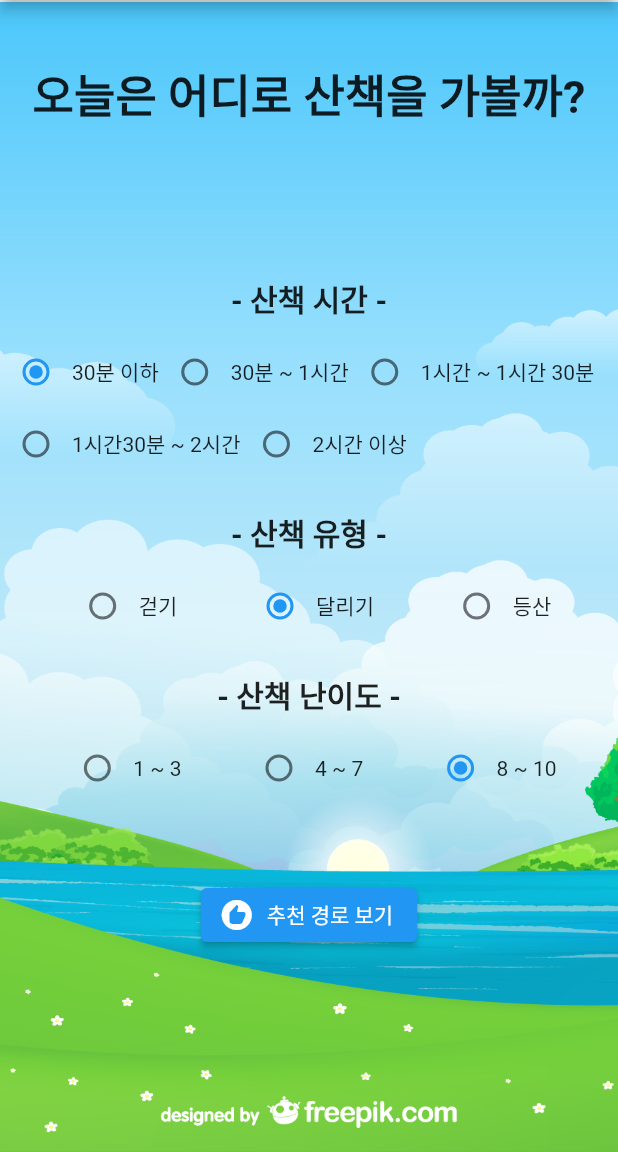
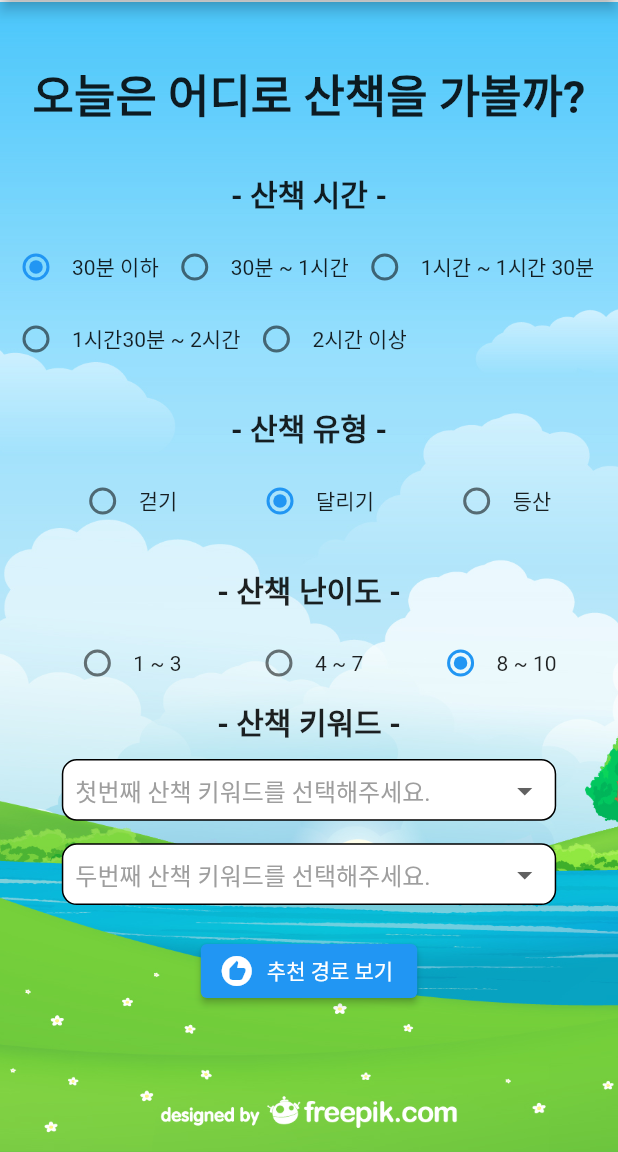
Before and after one commit to kju2405/happy_dog, a Flutter app: the RecommendPage screen opened directly with empty values, on a phone screen of 412 x 824 dp, the part 84-1236 px from its top. Run offline on Flutter 3.47's test engine with Material 2 defaults, Android fonts, the phone set to English and light mode, and no system bars; our stand-ins replace bottom_navy_bar, cloud_firestore, firebase_auth, firebase_core, flutter_switch, get and 4 more; accounts and stored records are empty.

Commit message:
Add keyword selection box at recommend_page

```diff
--- a/lib/view/walking_recommend_page.dart
+++ b/lib/view/walking_recommend_page.dart
@@ -15,6 +15,29 @@ class _RecommendPageState extends State<RecommendPage> {
   int _walkingTime = 1;
   int _walkingType = 2;
   int _walkingDifficultyLevel = 3;
+
+  List walkingKeywordsList = [
+    '변이 많아요',
+    '횡단보도가 많아요',
+    '한적해요',
+    '배변봉투 수거함이 있어요',
+    '들판이 있어요',
+    '사람이 많아요',
+    '자전거가 많이 다녀요',
+    '길이 깨끗해요',
+    '길이 더러워요',
+    '뛰어놀 수 있는 곳이 있어요',
+    '강아지들이 많아요',
+    '강아지가 없어요',
+    '줄을 짧게 잡아야 해요',
+    '쉴 수 있는 벤치가 있어요',
+    '그늘이 많아요',
+    '나무가 많아요'
+  ];
+  var walkingKeyword1;
+  String? selectedWalkingKeyword1 = '';
+  var walkingKeyword2;
+  String? selectedWalkingKeyword2 = '';
   @override
   Widget build(BuildContext context) {
     return Scaffold(
@@ -61,7 +84,7 @@ class _RecommendPageState extends State<RecommendPage> {
               ),
             ),
             SizedBox(
-              height: 100,
+              height: 30,
             ),
             Text(
               '- 산책 시간 -',
@@ -280,8 +303,95 @@ class _RecommendPageState extends State<RecommendPage> {
                 ),
               ],
             ),
+            Text(
+              '- 산책 키워드 -',
+              style: TextStyle(
+                fontSize: 20,
+                fontWeight: FontWeight.bold,
+              ),
+            ),
             SizedBox(
-              height: 50,
+              height: 10,
+            ),
+            Container(
+              width: MediaQuery.of(context).size.width * 0.8,
+              height: MediaQuery.of(context).size.height * 0.05,
+              decoration: BoxDecoration(
+                  border: Border.all(color: Colors.black),
+                  color: Colors.white,
+                  borderRadius: BorderRadius.circular(10.0)),
+              child: Padding(
+                padding: const EdgeInsets.all(8.0),
+                child: DropdownButtonHideUnderline(
+                  child: DropdownButton(
+                    value: walkingKeyword1,
+                    items: walkingKeywordsList!.map((value) {
+                      return DropdownMenuItem(
+                        value: value,
+                        child: Text(value),
+                      );
+                    }).toList(),
+                    hint: Container(
+                      child: Text(
+                        '첫번째 산책 키워드를 선택해주세요.',
+                        style: TextStyle(color: Colors.grey),
+                        textAlign: TextAlign.end,
+                      ),
+                    ),
+                    onChanged: (value) {
+                      setState(
+                        () {
+                          walkingKeyword1 = value;
+                          selectedWalkingKeyword1 = walkingKeyword1;
+                        },
+                      );
+                    },
+                  ),
+                ),
+              ),
+            ),
+            SizedBox(
+              height: 15,
+            ),
+            Container(
+              width: MediaQuery.of(context).size.width * 0.8,
+              height: MediaQuery.of(context).size.height * 0.05,
+              decoration: BoxDecoration(
+                  border: Border.all(color: Colors.black),
+                  color: Colors.white,
+                  borderRadius: BorderRadius.circular(10.0)),
+              child: Padding(
+                padding: const EdgeInsets.all(8.0),
+                child: DropdownButtonHideUnderline(
+                  child: DropdownButton(
+                    value: walkingKeyword2,
+                    items: walkingKeywordsList!.map((value) {
+                      return DropdownMenuItem(
+                        value: value,
+                        child: Text(value),
+                      );
+                    }).toList(),
+                    hint: Container(
+                      child: Text(
+                        '두번째 산책 키워드를 선택해주세요.',
+                        style: TextStyle(color: Colors.grey),
+                        textAlign: TextAlign.end,
+                      ),
+                    ),
+                    onChanged: (value) {
+                      setState(
+                        () {
+                          walkingKeyword2 = value;
+                          selectedWalkingKeyword2 = walkingKeyword2;
+                        },
+                      );
+                    },
+                  ),
+                ),
+              ),
+            ),
+            SizedBox(
+              height: 20,
             ),
             ElevatedButton.icon(
               onPressed: () {
```
